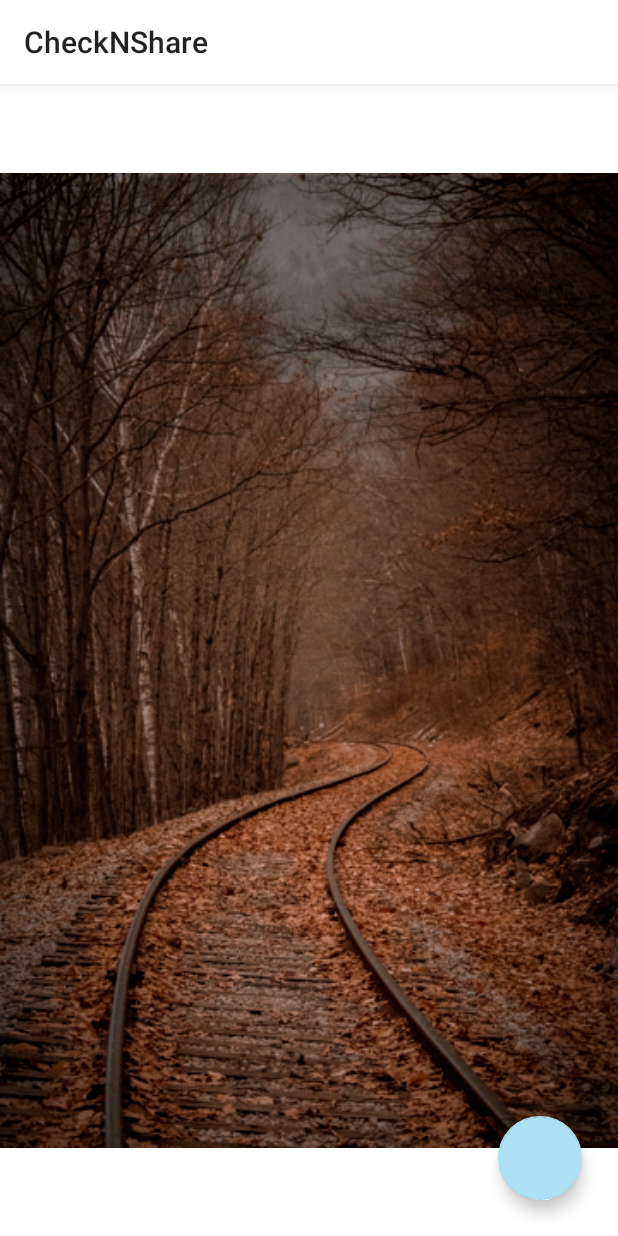
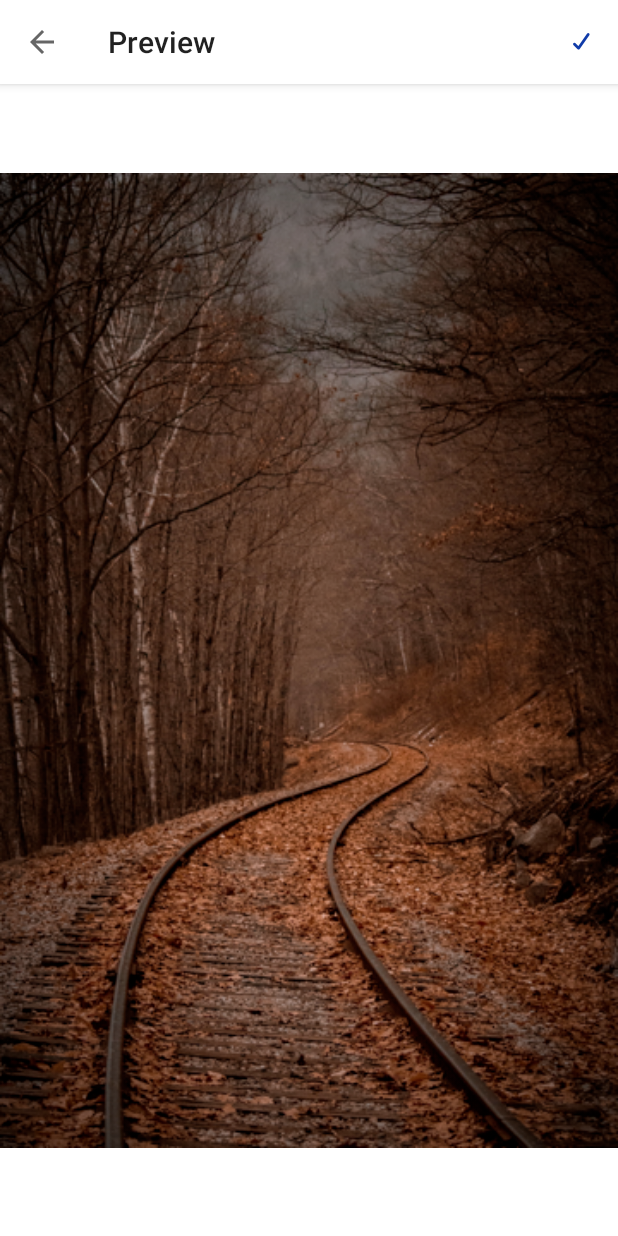
Before and after one commit to mozilla-tw/checkNshare, an Android app: the SharePublishActivity screen opened directly, with no data from a screen before it, on a phone screen of 412 x 824 dp. Run offline under Robolectric (Android 15) with nearby library versions, the phone set to English and light mode, and no system bars; our stand-ins replace Room's generated code; libraries missing offline, so code that uses them is left out: com.apollographql.apollo; 1 statement that could not run was skipped.

Commit message:
Handle up navigate, update UI layout

```diff
--- a/app/src/main/java/org/mozilla/check/n/share/activity/SharePublishActivity.kt
+++ b/app/src/main/java/org/mozilla/check/n/share/activity/SharePublishActivity.kt
@@ -3,9 +3,15 @@ package org.mozilla.check.n.share.activity
 import android.content.Intent
 import android.graphics.Bitmap
 import android.os.Bundle
+import android.view.Menu
+import android.view.MenuItem
 import androidx.appcompat.app.AppCompatActivity
 import androidx.core.content.FileProvider
+import androidx.core.content.res.ResourcesCompat
+import androidx.core.graphics.drawable.DrawableCompat
 import androidx.core.view.drawToBitmap
+import androidx.core.view.forEach
+import androidx.core.view.get
 import androidx.lifecycle.Observer
 import kotlinx.android.synthetic.main.activity_publish.*
 import org.mozilla.check.n.share.MainApplication
@@ -21,14 +27,29 @@ class SharePublishActivity : AppCompatActivity() {
     override fun onCreate(savedInstanceState: Bundle?) {
         super.onCreate(savedInstanceState)
 
-        setContentView(R.layout.activity_publish)
+        setupView()
 
         val id = intent.getLongExtra(ShareEntity.KEY_ID, -1)
         if (id <= 0) {
             finish()
         }
 
-        btn_share.setOnClickListener {
+        val highlight = intent.getStringExtra(ShareEntity.KEY_HIGHLIGHT)
+        //  TODO: update highlight text to db -> db schema upgrade first
+
+        val liveShareEntity = (application as MainApplication).database.shareDao().getShare(id)
+        liveShareEntity.observe(this, Observer { shareEntity ->
+            publish_content_textview.text = highlight
+        })
+    }
+
+    override fun onOptionsItemSelected(item: MenuItem?): Boolean {
+        val handled = when (item?.itemId) {
+            android.R.id.home -> {
+                finish()
+                true
+            }
+            R.id.appbar_btn_publish -> {
                 val bitmap = publish_container.drawToBitmap()
                 try {
 
@@ -58,14 +79,37 @@ class SharePublishActivity : AppCompatActivity() {
                     }
                     startActivity(Intent.createChooser(shareIntent, "Choose an app"))
                 }
+                true
+            }
+            else -> {
+                super.onOptionsItemSelected(item)
+            }
+        }
+        return handled
     }
 
-        val highlight = intent.getStringExtra(ShareEntity.KEY_HIGHLIGHT)
-        //  TODO: update highlight text to db -> db schema upgrade first
-
-        val liveShareEntity = (application as MainApplication).database.shareDao().getShare(id)
-        liveShareEntity.observe(this, Observer { shareEntity ->
-            publish_content_textview.text = highlight
-        })
+    override fun onCreateOptionsMenu(menu: Menu?): Boolean {
+        menuInflater.inflate(R.menu.appbar_publish, menu)
+        menu?.forEach {
+            when (it.itemId) {
+                R.id.appbar_btn_publish -> {
+                    DrawableCompat.setTintList(
+                        it.icon.mutate(),
+                        ResourcesCompat.getColorStateList(resources, R.color.appbar_btn_tint, theme)
+                    )
                 }
             }
+        }
+        return super.onCreateOptionsMenu(menu)
+    }
+
+    private fun setupView() {
+        setContentView(R.layout.activity_publish)
+
+        supportActionBar?.apply {
+            setDisplayHomeAsUpEnabled(true)
+            title = resources.getString(R.string.appbar_title_publish)
+        }
+    }
+
+}
--- /dev/null
+++ b/app/src/main/res/color/appbar_btn_tint.xml
@@ -0,0 +1,5 @@
+<?xml version="1.0" encoding="utf-8"?>
+<selector xmlns:android="http://schemas.android.com/apk/res/android">
+    <item android:alpha="?android:attr/disabledAlpha" android:color="?android:attr/textColorSecondary" android:state_enabled="false" />
+    <item android:color="?attr/colorPrimaryDark" />
+</selector>
--- a/app/src/main/res/layout/activity_publish.xml
+++ b/app/src/main/res/layout/activity_publish.xml
@@ -50,13 +50,4 @@
 
     </androidx.constraintlayout.widget.ConstraintLayout>
 
-    <com.google.android.material.floatingactionbutton.FloatingActionButton
-        android:id="@+id/btn_share"
-        android:layout_width="wrap_content"
-        android:layout_height="wrap_content"
-        android:layout_marginEnd="24dp"
-        android:layout_marginBottom="24dp"
-        app:layout_constraintBottom_toBottomOf="parent"
-        app:layout_constraintEnd_toEndOf="parent" />
-
 </androidx.constraintlayout.widget.ConstraintLayout>
--- a/app/src/main/res/layout/check_result_true.xml
+++ b/app/src/main/res/layout/check_result_true.xml
@@ -23,7 +23,7 @@
             android:layout_height="16.61dp"
             android:layout_gravity="center_vertical"
             android:layout_margin="12dp"
-            app:srcCompat="@drawable/check_mark" />
+            app:srcCompat="@drawable/ic_btn_check_mark" />
 
         <TextView
             android:id="@+id/textView"
--- /dev/null
+++ b/app/src/main/res/menu/appbar_publish.xml
@@ -0,0 +1,9 @@
+<menu xmlns:android="http://schemas.android.com/apk/res/android"
+    xmlns:app="http://schemas.android.com/apk/res-auto">
+    <item
+        android:id="@+id/appbar_btn_publish"
+        android:icon="@drawable/ic_btn_check_mark"
+        android:iconTint="@color/colorPrimaryDark"
+        android:title="@string/btn_text_publish"
+        app:showAsAction="always" />
+</menu>
--- a/app/src/main/res/values/colors.xml
+++ b/app/src/main/res/values/colors.xml
@@ -5,4 +5,7 @@
     <color name="colorAccent">#ACE0F4</color>
     <color name="bg_dim">#52000000</color>
     <color name="bg_appbar">@android:color/white</color>
+
+
+
 </resources>
--- a/app/src/main/res/values/strings.xml
+++ b/app/src/main/res/values/strings.xml
@@ -8,4 +8,6 @@
     <string name="check_result_title_false">This is FAKE</string>
     <string name="appbar_title_editor">Select Highlight Paragraph</string>
     <string name="btn_action_publish">Publish Highlight</string>
+    <string name="appbar_title_publish">Preview</string>
+    <string name="btn_text_publish">Publish</string>
 </resources>
```
Also changed, not shown: app/src/main/java/org/mozilla/check/n/share/activity/ShareEditorActivity.kt (+14 -1 lines), app/src/main/res/drawable-hdpi/ic_btn_check_mark.png (renamed from app/src/main/res/drawable-hdpi/check_mark.png), 1 other file. Lines whose indentation alone changed are shown as unchanged.
